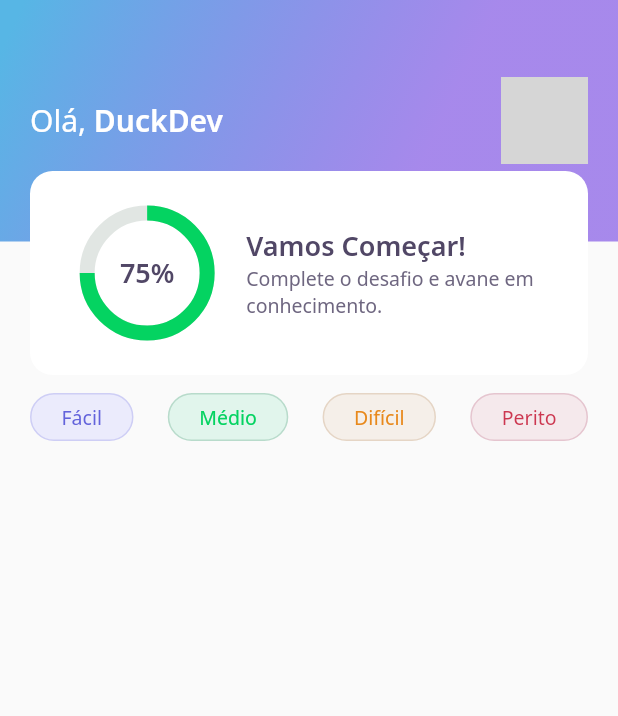
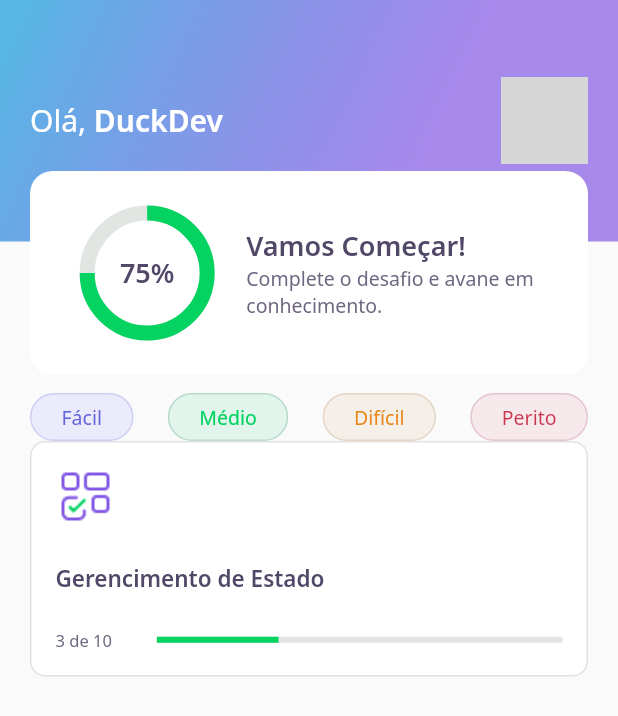
Before and after one commit to DavidCarrilho/app_quiz, a Flutter app: the screen it shows after launch, on a phone screen of 412 x 824 dp. Shown: the top 716 px of the screen. Run offline on Flutter 3.47's test engine with Material 2 defaults, Android fonts, the phone set to English and light mode, and no system bars; our stand-ins replace google_fonts; network calls fail; grey boxes are pictures that could not be loaded.

Commit message:
create quizcard

```diff
--- a/lib/core/widgets/custom_appbar.dart
+++ b/lib/core/widgets/custom_appbar.dart
@@ -24,7 +24,9 @@
                           style: AppTextStyles.title,
                           children: [
                             TextSpan(
-                                text: 'DuckDev', style: AppTextStyles.titleBold)
+                              text: 'DuckDev',
+                              style: AppTextStyles.titleBold,
+                            )
                           ],
                         ),
                       ),
--- /dev/null
+++ b/lib/core/widgets/quiz_card.dart
@@ -0,0 +1,45 @@
+import 'package:appquiz/core/app_colors.dart';
+import 'package:appquiz/core/app_images.dart';
+import 'package:appquiz/core/app_text_styles.dart';
+import 'package:flutter/material.dart';
+
+class QuizCard extends StatelessWidget {
+  @override
+  Widget build(BuildContext context) {
+    return Container(
+      padding: EdgeInsets.all(16.0),
+      decoration: BoxDecoration(
+        color: AppColors.white,
+        borderRadius: BorderRadius.circular(10.0),
+        border: Border.fromBorderSide(BorderSide(color: AppColors.border)),
+      ),
+      child: Column(
+        crossAxisAlignment: CrossAxisAlignment.start,
+        children: [
+          Container(
+            height: 40.0,
+            width: 40.0,
+            child: Image.asset(AppImages.blocks),
+          ),
+          SizedBox(height: 24.0),
+          Text('Gerencimento de Estado', style: AppTextStyles.heading15),
+          SizedBox(height: 24.0),
+          Row(
+            children: [
+              Expanded(
+                  flex: 1, child: Text('3 de 10', style: AppTextStyles.body11)),
+              Expanded(
+                flex: 4,
+                child: LinearProgressIndicator(
+                  value: 0.3,
+                  backgroundColor: AppColors.chartSecondary,
+                  valueColor: AlwaysStoppedAnimation<Color>(AppColors.chartPrimary),
+                ),
+              )
+            ],
+          )
+        ],
+      ),
+    );
+  }
+}
--- a/lib/home/home_page.dart
+++ b/lib/home/home_page.dart
@@ -1,3 +1,4 @@
+import 'package:appquiz/core/widgets/quiz_card.dart';
 import 'package:flutter/material.dart';
 import '../core/widgets/custom_appbar.dart';
 import '../core/widgets/level_button.dart';
@@ -14,13 +15,18 @@
       appBar: CustomAppBar(),
       body: Padding(
         padding: const EdgeInsets.symmetric(horizontal: 20.0, vertical: 12.0),
-        child: Row(
-          mainAxisAlignment: MainAxisAlignment.spaceBetween,
+        child: Column(
           children: [
-            LevelButtom(label: 'Fácil'),
-            LevelButtom(label: 'Médio'),
-            LevelButtom(label: 'Difícil'),
-            LevelButtom(label: 'Perito'),
+            Row(
+              mainAxisAlignment: MainAxisAlignment.spaceBetween,
+              children: [
+                LevelButtom(label: 'Fácil'),
+                LevelButtom(label: 'Médio'),
+                LevelButtom(label: 'Difícil'),
+                LevelButtom(label: 'Perito'),
+              ],
+            ),
+            QuizCard(),
           ],
         ),
       ),
```
